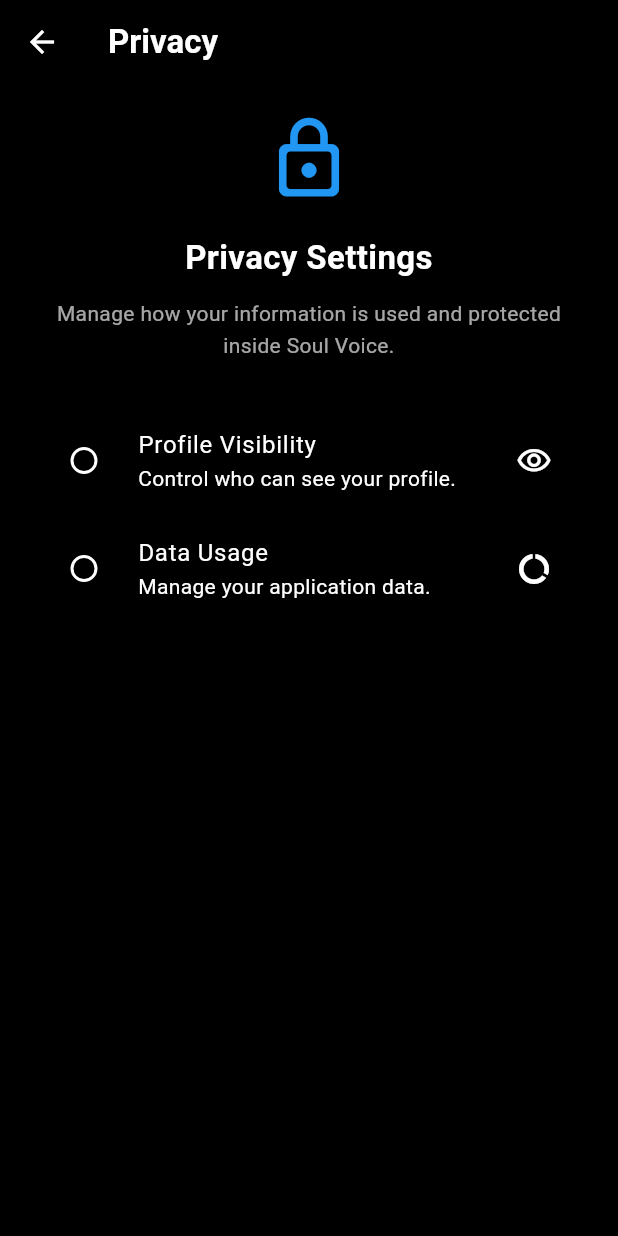
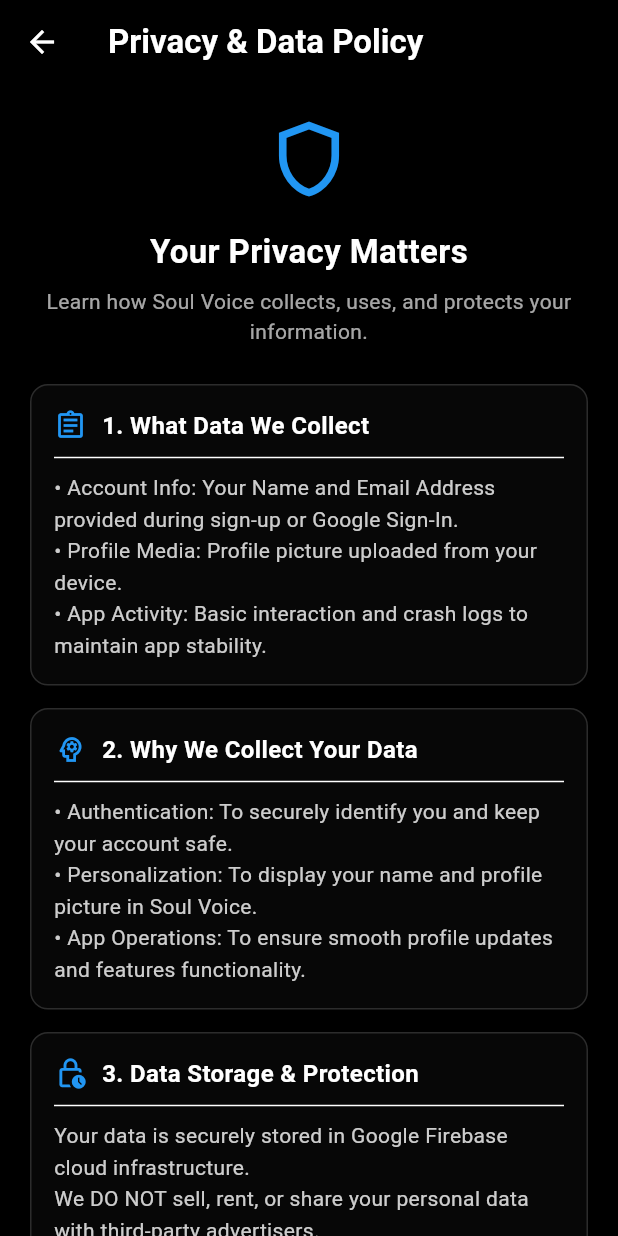
Before and after one commit to rabia32pk-glitch/soul_voice, a Flutter app: the PrivacyScreen screen opened directly, on a phone screen of 412 x 824 dp. Run offline on Flutter 3.47's test engine with Material 3 defaults, Android fonts, the phone set to English and light mode, and no system bars; our stand-ins replace cloud_firestore, connectivity_plus, firebase_auth, firebase_core, flutter_bloc, google_sign_in and 3 more; accounts and stored records are empty; network calls fail.

Commit message:
Refactor account verification and privacy screens; update Firebase email verification logic and enhance privacy policy details

```diff
--- a/lib/screens/privacy_screen.dart
+++ b/lib/screens/privacy_screen.dart
@@ -1,79 +1,139 @@
 import 'package:flutter/material.dart';
 
-class PrivacyScreen extends StatefulWidget {
+class PrivacyScreen extends StatelessWidget {
   const PrivacyScreen({super.key});
 
   @override
-  State<PrivacyScreen> createState() => _PrivacyScreenState();
-}
-
-class _PrivacyScreenState extends State<PrivacyScreen> {
-  String? _selectedOption;
   Widget build(BuildContext context) {
     return Scaffold(
       appBar: AppBar(
         title: const Text(
-          'Privacy',
+          'Privacy & Data Policy',
           style: TextStyle(fontWeight: FontWeight.bold),
         ),
       ),
-
       body: ListView(
         padding: const EdgeInsets.all(20),
         children: [
-          const Icon(Icons.lock_outline_rounded, size: 60, color: Colors.blue),
-
-          const SizedBox(height: 20),
-
+          const Icon(Icons.shield_outlined, size: 60, color: Colors.blue),
+          const SizedBox(height: 16),
           const Text(
-            'Privacy Settings',
+            'Your Privacy Matters',
             textAlign: TextAlign.center,
             style: TextStyle(fontSize: 22, fontWeight: FontWeight.bold),
           ),
-
-          const SizedBox(height: 12),
-
+          const SizedBox(height: 8),
           Text(
-            'Manage how your information is used '
-            'and protected inside Soul Voice.',
+            'Learn how Soul Voice collects, uses, and protects your information.',
             textAlign: TextAlign.center,
             style: TextStyle(
               color: Theme.of(
                 context,
               ).colorScheme.onSurface.withValues(alpha: 0.65),
-              height: 1.5,
+              height: 1.4,
             ),
           ),
+          const SizedBox(height: 25),
 
-          const SizedBox(height: 30),
+          // 1. What Data We Collect
+          _buildPolicyCard(
+            context,
+            icon: Icons.assignment_outlined,
+            title: '1. What Data We Collect',
+            content:
+                '• Account Info: Your Name and Email Address provided during sign-up or Google Sign-In.\n'
+                '• Profile Media: Profile picture uploaded from your device.\n'
+                '• App Activity: Basic interaction and crash logs to maintain app stability.',
+          ),
+          const SizedBox(height: 15),
 
-          RadioListTile<String>(
-  value: 'public',
-  groupValue: _selectedOption,
-  onChanged: (value) {
-    setState(() {
-      _selectedOption = value;
-    });
-  },
-  secondary: const Icon(Icons.visibility_outlined),
-  title: const Text('Profile Visibility'),
-  subtitle: const Text('Control who can see your profile.'),
-),
+          // 2. Why We Collect Your Data
+          _buildPolicyCard(
+            context,
+            icon: Icons.psychology_outlined,
+            title: '2. Why We Collect Your Data',
+            content:
+                '• Authentication: To securely identify you and keep your account safe.\n'
+                '• Personalization: To display your name and profile picture in Soul Voice.\n'
+                '• App Operations: To ensure smooth profile updates and features functionality.',
+          ),
+          const SizedBox(height: 15),
 
-          RadioListTile<String>(
-  value: 'data_usage',
-  groupValue: _selectedOption,
-  onChanged: (value) {
-    setState(() {
-      _selectedOption = value;
-    });
-  },
-  secondary: const Icon(Icons.data_usage_outlined),
-  title: const Text('Data Usage'),
-  subtitle: const Text('Manage your application data.'),
-),
+          // 3. How Your Data Is Stored & Protected
+          _buildPolicyCard(
+            context,
+            icon: Icons.lock_clock_outlined,
+            title: '3. Data Storage & Protection',
+            content:
+                'Your data is securely stored in Google Firebase cloud infrastructure.\n'
+                'We DO NOT sell, rent, or share your personal data with third-party advertisers.',
+          ),
+          const SizedBox(height: 15),
+
+          // 4. Your Rights
+          _buildPolicyCard(
+            context,
+            icon: Icons.manage_accounts_outlined,
+            title: '4. Your Rights & Choices',
+            content:
+                'You can update your display name and profile picture at any time from the Edit Profile screen.',
+          ),
         ],
       ),
     );
   }
+
+  Widget _buildPolicyCard(
+    BuildContext context, {
+    required IconData icon,
+    required String title,
+    required String content,
+  }) {
+    return Card(
+      elevation: 0,
+      color: Theme.of(
+        context,
+      ).colorScheme.surfaceContainerHighest.withValues(alpha: 0.4),
+      shape: RoundedRectangleBorder(
+        borderRadius: BorderRadius.circular(12),
+        side: BorderSide(
+          color: Theme.of(context).colorScheme.outline.withValues(alpha: 0.15),
+        ),
+      ),
+      child: Padding(
+        padding: const EdgeInsets.all(16),
+        child: Column(
+          crossAxisAlignment: CrossAxisAlignment.start,
+          children: [
+            Row(
+              children: [
+                Icon(icon, color: Colors.blue, size: 22),
+                const SizedBox(width: 10),
+                Expanded(
+                  child: Text(
+                    title,
+                    style: const TextStyle(
+                      fontSize: 16,
+                      fontWeight: FontWeight.bold,
+                    ),
+                  ),
+                ),
+              ],
+            ),
+            const Divider(height: 20),
+            Text(
+              content,
+              style: TextStyle(
+                fontSize: 14,
+                height: 1.5,
+                color: Theme.of(
+                  context,
+                ).colorScheme.onSurface.withValues(alpha: 0.8),
+              ),
+            ),
+          ],
+        ),
+      ),
+    );
+  }
 }
```
Also changed, not shown: lib/screens/account_verification.dart (+53 -107 lines), lib/screens/edit_profile_screen.dart (+13 -42 lines), 2 other files.
